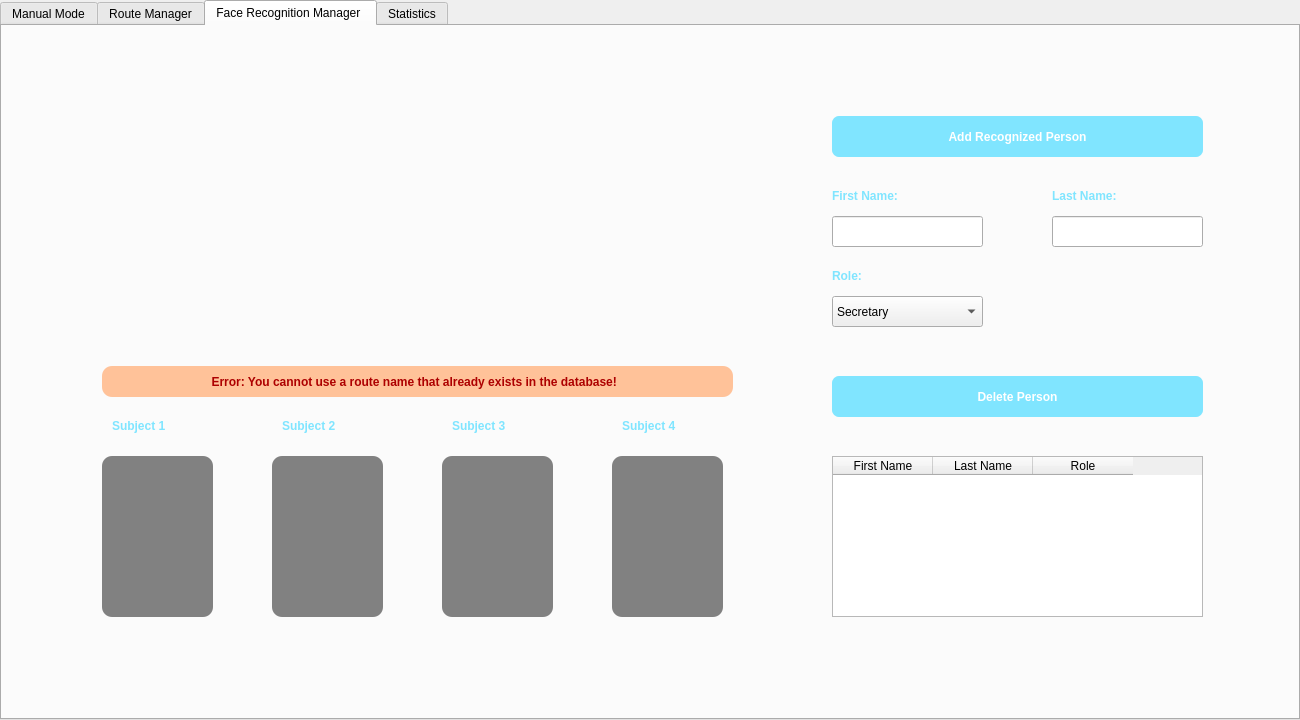
Before: the Qt Designer form VisionVoyagerGUI/adminmodewindow.ui in IuliaKovacs/VisionVoyager---DiplomaProject, drawn with Qt 5.
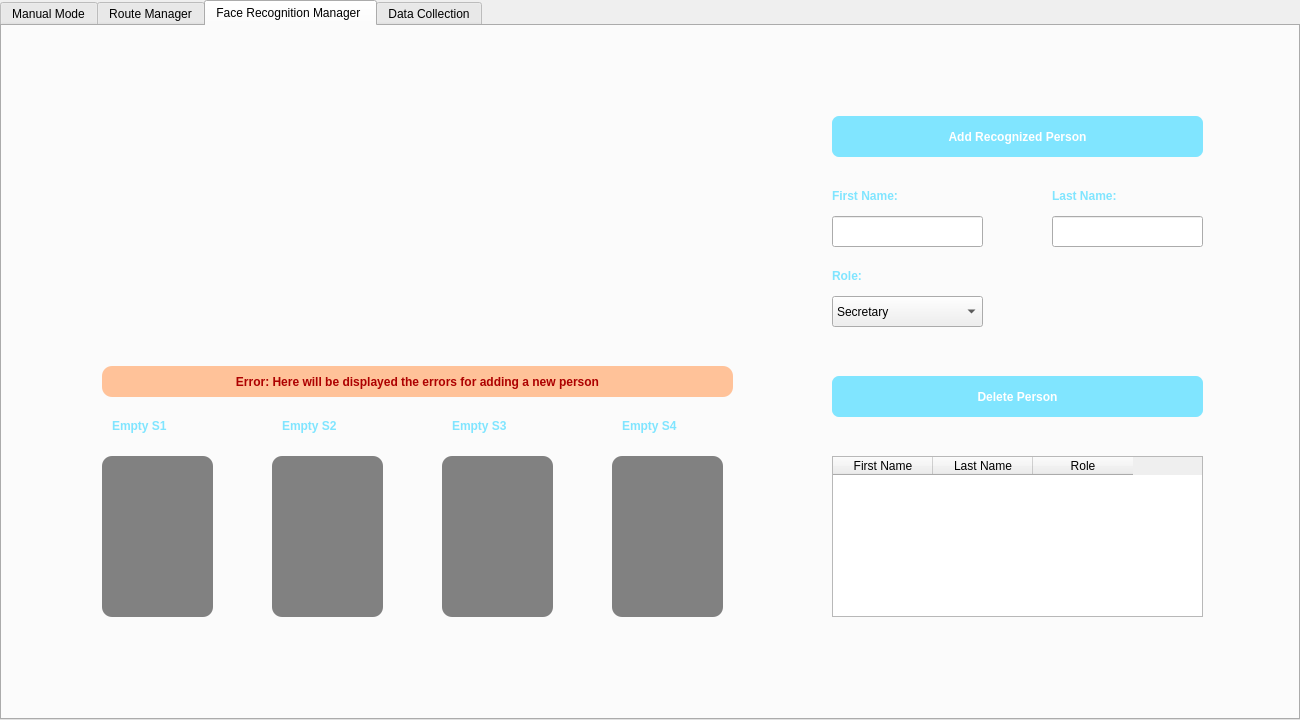
After: the same form once the commit is applied. The open tabs and pages were chosen to show the change. Icons and pictures are not drawn.

Commit message: [DataCollection] Data Collection tab - 1st Chart

```diff
--- a/VisionVoyagerGUI/adminmodewindow.ui
+++ b/VisionVoyagerGUI/adminmodewindow.ui
@@ -427,12 +427,12 @@
        <rect>
         <x>110</x>
         <y>390</y>
-        <width>91</width>
+        <width>101</width>
         <height>20</height>
        </rect>
       </property>
       <property name="text">
-       <string>Subject 1</string>
+       <string>Empty S1</string>
       </property>
      </widget>
      <widget class="QLabel" name="subject2Label">
@@ -440,12 +440,12 @@
        <rect>
         <x>280</x>
         <y>390</y>
-        <width>91</width>
+        <width>101</width>
         <height>20</height>
        </rect>
       </property>
       <property name="text">
-       <string>Subject 2</string>
+       <string>Empty S2</string>
       </property>
      </widget>
      <widget class="QLabel" name="subject3Label">
@@ -453,12 +453,12 @@
        <rect>
         <x>450</x>
         <y>390</y>
-        <width>91</width>
+        <width>101</width>
         <height>20</height>
        </rect>
       </property>
       <property name="text">
-       <string>Subject 3</string>
+       <string>Empty S3</string>
       </property>
      </widget>
      <widget class="QLabel" name="subject4Label">
@@ -466,12 +466,12 @@
        <rect>
         <x>620</x>
         <y>390</y>
-        <width>91</width>
+        <width>101</width>
         <height>20</height>
        </rect>
       </property>
       <property name="text">
-       <string>Subject 4</string>
+       <string>Empty S4</string>
       </property>
      </widget>
      <widget class="QLabel" name="img1Label">
@@ -669,7 +669,7 @@
 border-radius: 10px;</string>
       </property>
       <property name="text">
-       <string>Error: You cannot use a route name that already exists in the database!  </string>
+       <string>Error: Here will be displayed the errors for adding a new person</string>
       </property>
       <property name="alignment">
        <set>Qt::AlignCenter</set>
@@ -678,7 +678,7 @@
     </widget>
     <widget class="QWidget" name="tab_3">
      <attribute name="title">
-      <string>Statistics</string>
+      <string>Data Collection</string>
      </attribute>
     </widget>
    </widget>
```
Left out of the diff: 13 changed lines with no effect on the pictures. The commit also changes 5 other files.
